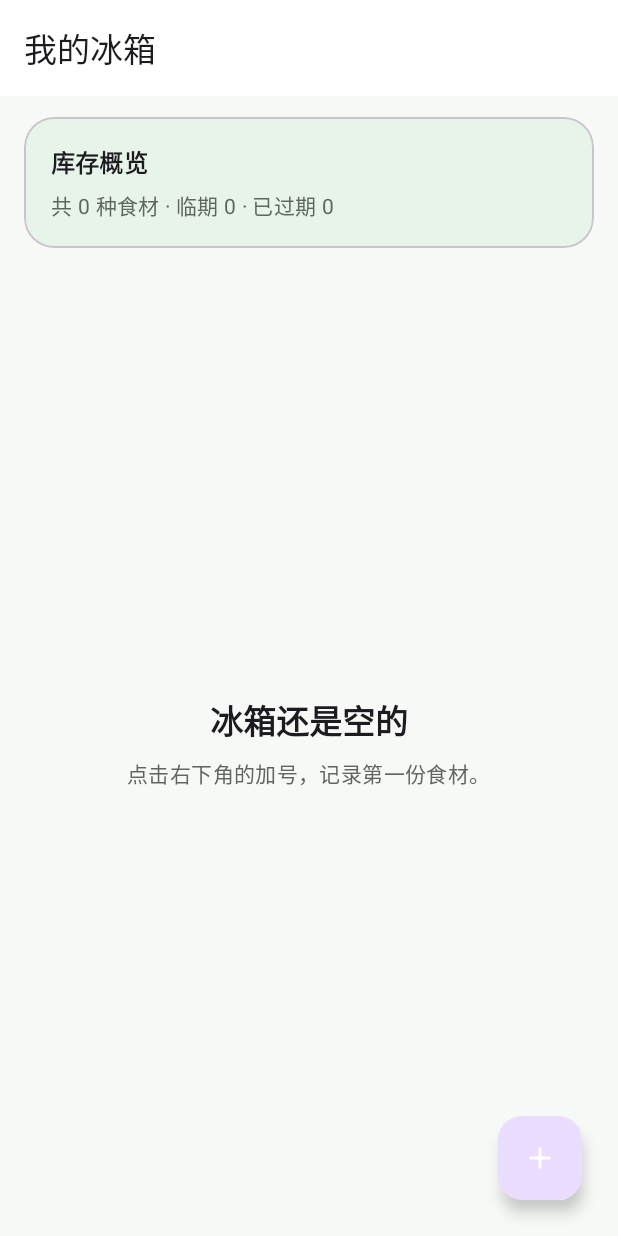
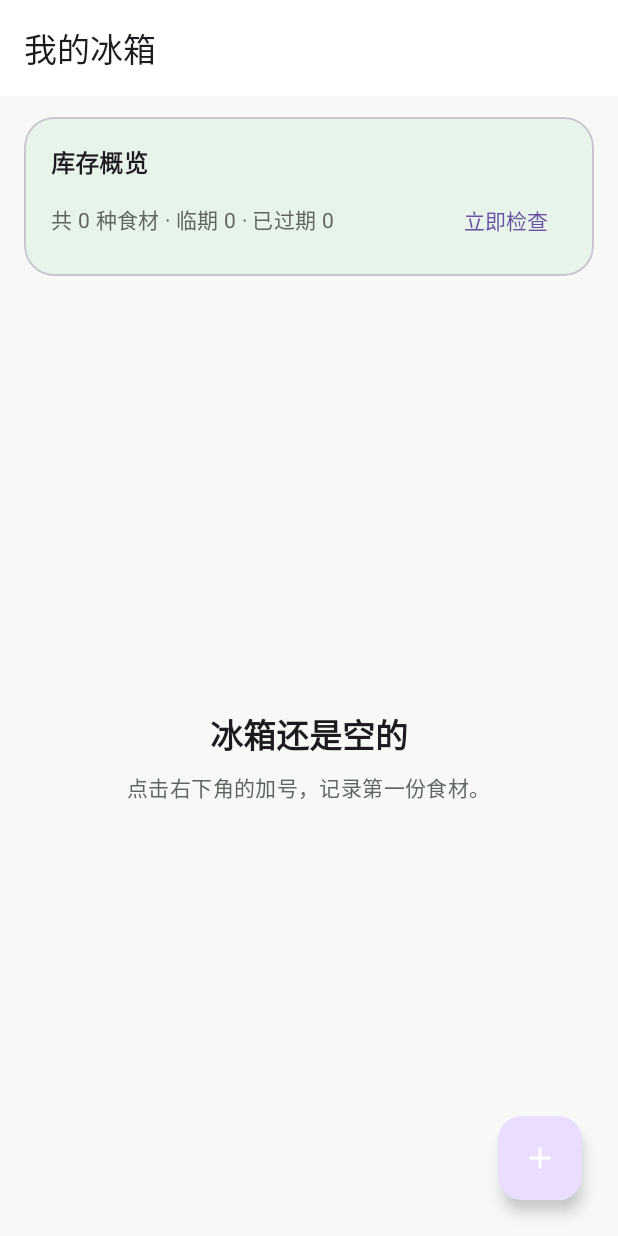
Before and after one commit to Ty02091123/fridge-manager-android, an Android app: the screen it shows after launch (MainActivity), on a phone screen of 412 x 824 dp. Run offline under Robolectric (Android 15) with nearby library versions, the phone set to English and light mode, and no system bars; our stand-ins replace Room's generated code; 1 statement that could not run was skipped.

Commit message:
feat: 添加每日过期扫描与系统通知提醒

```diff
--- a/app/build.gradle.kts
+++ b/app/build.gradle.kts
@@ -54,6 +54,7 @@ dependencies {
     implementation("androidx.lifecycle:lifecycle-viewmodel-ktx:2.8.7")
     implementation("androidx.lifecycle:lifecycle-livedata-ktx:2.8.7")
     implementation("androidx.lifecycle:lifecycle-runtime-ktx:2.8.7")
+    implementation("androidx.work:work-runtime-ktx:2.9.1")
 
     implementation("androidx.room:room-runtime:2.6.1")
     ksp("androidx.room:room-compiler:2.6.1")
--- a/app/src/main/AndroidManifest.xml
+++ b/app/src/main/AndroidManifest.xml
@@ -1,6 +1,8 @@
 <?xml version="1.0" encoding="utf-8"?>
 <manifest xmlns:android="http://schemas.android.com/apk/res/android"
     xmlns:tools="http://schemas.android.com/tools">
+
+    <uses-permission android:name="android.permission.POST_NOTIFICATIONS" />
 
     <application
         android:allowBackup="true"
--- a/app/src/main/java/com/fridge/fridgeapp/MainActivity.kt
+++ b/app/src/main/java/com/fridge/fridgeapp/MainActivity.kt
@@ -1,10 +1,14 @@
 package com.fridge.fridgeapp
 
+import android.Manifest
 import android.app.Activity
 import android.content.Intent
+import android.content.pm.PackageManager
+import android.os.Build
 import androidx.appcompat.app.AppCompatActivity
 import android.os.Bundle
 import androidx.activity.result.contract.ActivityResultContracts
+import androidx.core.content.ContextCompat
 import androidx.lifecycle.Lifecycle
 import androidx.lifecycle.ViewModelProvider
 import androidx.lifecycle.lifecycleScope
@@ -13,6 +17,7 @@ import androidx.recyclerview.widget.LinearLayoutManager
 import com.fridge.fridgeapp.database.Food
 import com.fridge.fridgeapp.database.AppDatabase
 import com.fridge.fridgeapp.databinding.ActivityMainBinding
+import com.fridge.fridgeapp.notification.ExpiryReminderScheduler
 import com.fridge.fridgeapp.ui.FoodAdapter
 import com.fridge.fridgeapp.util.ExpiryUtils
 import com.fridge.fridgeapp.viewmodel.FoodViewModel
@@ -33,6 +38,19 @@ class MainActivity : AppCompatActivity() {
     ) { result ->
         if (result.resultCode != Activity.RESULT_OK) return@registerForActivityResult
         saveFormResult(result.data ?: return@registerForActivityResult)
+    }
+    private val notificationPermissionLauncher = registerForActivityResult(
+        ActivityResultContracts.RequestPermission()
+    ) { granted ->
+        if (granted) {
+            startExpiryCheck()
+        } else {
+            Snackbar.make(
+                binding.root,
+                R.string.notification_permission_denied,
+                Snackbar.LENGTH_LONG
+            ).show()
+        }
     }
 
     override fun onCreate(savedInstanceState: Bundle?) {
@@ -59,6 +77,10 @@ class MainActivity : AppCompatActivity() {
         }
 
         binding.btnAdd.setOnClickListener { openFoodForm() }
+        binding.btnCheckNow.setOnClickListener { requestExpiryCheck() }
+
+        ExpiryReminderScheduler.schedule(this)
+        requestNotificationPermissionIfNeeded()
     }
 
     private fun openFoodForm(food: Food? = null) {
@@ -118,4 +140,33 @@ class MainActivity : AppCompatActivity() {
         binding.emptyState.visibility =
             if (foods.isEmpty()) android.view.View.VISIBLE else android.view.View.GONE
     }
+
+    private fun requestNotificationPermissionIfNeeded() {
+        if (Build.VERSION.SDK_INT >= Build.VERSION_CODES.TIRAMISU &&
+            ContextCompat.checkSelfPermission(
+                this,
+                Manifest.permission.POST_NOTIFICATIONS
+            ) != PackageManager.PERMISSION_GRANTED
+        ) {
+            notificationPermissionLauncher.launch(Manifest.permission.POST_NOTIFICATIONS)
+        }
+    }
+
+    private fun requestExpiryCheck() {
+        if (Build.VERSION.SDK_INT >= Build.VERSION_CODES.TIRAMISU &&
+            ContextCompat.checkSelfPermission(
+                this,
+                Manifest.permission.POST_NOTIFICATIONS
+            ) != PackageManager.PERMISSION_GRANTED
+        ) {
+            notificationPermissionLauncher.launch(Manifest.permission.POST_NOTIFICATIONS)
+        } else {
+            startExpiryCheck()
+        }
+    }
+
+    private fun startExpiryCheck() {
+        ExpiryReminderScheduler.checkNow(this)
+        Snackbar.make(binding.root, R.string.check_started, Snackbar.LENGTH_SHORT).show()
+    }
 }
--- a/app/src/main/java/com/fridge/fridgeapp/database/FoodDao.kt
+++ b/app/src/main/java/com/fridge/fridgeapp/database/FoodDao.kt
@@ -13,6 +13,9 @@ interface FoodDao {
     // 查询全部食材
     @Query("SELECT * FROM food ORDER BY expireDate ASC")
     fun getAllFood(): Flow<List<Food>>
+
+    @Query("SELECT * FROM food")
+    suspend fun getAllFoodOnce(): List<Food>
 
     // 根据id查询
     @Query("SELECT * FROM food WHERE id = :foodId")
--- /dev/null
+++ b/app/src/main/java/com/fridge/fridgeapp/notification/ExpiryReminderScheduler.kt
@@ -0,0 +1,48 @@
+package com.fridge.fridgeapp.notification
+
+import android.content.Context
+import androidx.work.ExistingPeriodicWorkPolicy
+import androidx.work.ExistingWorkPolicy
+import androidx.work.OneTimeWorkRequestBuilder
+import androidx.work.PeriodicWorkRequestBuilder
+import androidx.work.WorkManager
+import java.util.Calendar
+import java.util.concurrent.TimeUnit
+
+object ExpiryReminderScheduler {
+    private const val PERIODIC_WORK_NAME = "daily_expiry_scan"
+    private const val IMMEDIATE_WORK_NAME = "immediate_expiry_scan"
+
+    fun schedule(context: Context) {
+        ExpiryNotification.createChannel(context)
+        val request = PeriodicWorkRequestBuilder<ExpiryCheckWorker>(1, TimeUnit.DAYS)
+            .setInitialDelay(delayUntilNextScan(), TimeUnit.MILLISECONDS)
+            .build()
+        WorkManager.getInstance(context).enqueueUniquePeriodicWork(
+            PERIODIC_WORK_NAME,
+            ExistingPeriodicWorkPolicy.KEEP,
+            request
+        )
+    }
+
+    fun checkNow(context: Context) {
+        val request = OneTimeWorkRequestBuilder<ExpiryCheckWorker>().build()
+        WorkManager.getInstance(context).enqueueUniqueWork(
+            IMMEDIATE_WORK_NAME,
+            ExistingWorkPolicy.REPLACE,
+            request
+        )
+    }
+
+    private fun delayUntilNextScan(): Long {
+        val now = Calendar.getInstance()
+        val next = (now.clone() as Calendar).apply {
+            set(Calendar.HOUR_OF_DAY, 9)
+            set(Calendar.MINUTE, 0)
+            set(Calendar.SECOND, 0)
+            set(Calendar.MILLISECOND, 0)
+            if (!after(now)) add(Calendar.DAY_OF_YEAR, 1)
+        }
+        return (next.timeInMillis - now.timeInMillis).coerceAtLeast(0)
+    }
+}
--- /dev/null
+++ b/app/src/main/res/drawable/ic_notification.xml
@@ -0,0 +1,10 @@
+<?xml version="1.0" encoding="utf-8"?>
+<vector xmlns:android="http://schemas.android.com/apk/res/android"
+    android:width="24dp"
+    android:height="24dp"
+    android:viewportWidth="24"
+    android:viewportHeight="24">
+    <path
+        android:fillColor="#FFFFFFFF"
+        android:pathData="M7,2h10c1.1,0 2,0.9 2,2v16c0,1.1 -0.9,2 -2,2H7c-1.1,0 -2,-0.9 -2,-2V4c0,-1.1 0.9,-2 2,-2zM8,5v5h8V5H8zM8,13v6h8v-6H8zM15.5,15.5v2h-2v1.5h2v2H17v-2h2V17h-2v-1.5z" />
+</vector>
--- a/app/src/main/res/layout/activity_main.xml
+++ b/app/src/main/res/layout/activity_main.xml
@@ -42,14 +42,30 @@
                     android:textAppearance="@style/TextAppearance.Material3.TitleMedium"
                     android:textStyle="bold" />
 
-                <TextView
-                    android:id="@+id/tv_summary"
-                    android:layout_width="wrap_content"
+                <LinearLayout
+                    android:layout_width="match_parent"
                     android:layout_height="wrap_content"
                     android:layout_marginTop="6dp"
-                    android:text="@string/inventory_summary_loading"
-                    android:textAppearance="@style/TextAppearance.Material3.BodyMedium"
-                    android:textColor="@color/on_surface_variant" />
+                    android:gravity="center_vertical"
+                    android:orientation="horizontal">
+
+                    <TextView
+                        android:id="@+id/tv_summary"
+                        android:layout_width="0dp"
+                        android:layout_height="wrap_content"
+                        android:layout_weight="1"
+                        android:text="@string/inventory_summary_loading"
+                        android:textAppearance="@style/TextAppearance.Material3.BodyMedium"
+                        android:textColor="@color/on_surface_variant" />
+
+                    <com.google.android.material.button.MaterialButton
+                        android:id="@+id/btn_check_now"
+                        style="@style/Widget.Material3.Button.TextButton"
+                        android:layout_width="wrap_content"
+                        android:layout_height="40dp"
+                        android:minWidth="0dp"
+                        android:text="@string/check_now" />
+                </LinearLayout>
             </LinearLayout>
         </com.google.android.material.card.MaterialCardView>
 
--- a/app/src/main/res/values/strings.xml
+++ b/app/src/main/res/values/strings.xml
@@ -5,6 +5,9 @@
     <string name="inventory_overview">库存概览</string>
     <string name="inventory_summary_loading">正在读取库存…</string>
     <string name="inventory_summary">共 %1$d 种食材 · 临期 %2$d · 已过期 %3$d</string>
+    <string name="check_now">立即检查</string>
+    <string name="check_started">正在扫描库存，有临期食材时会发送通知</string>
+    <string name="notification_permission_denied">通知权限未开启，扫描仍会执行，但无法显示提醒</string>
     <string name="empty_inventory_title">冰箱还是空的</string>
     <string name="empty_inventory_hint">点击右下角的加号，记录第一份食材。</string>
 
@@ -39,4 +42,11 @@
     <string name="food_deleted">食材已删除</string>
     <string name="delete_food_title">删除食材</string>
     <string name="delete_food_message">确定删除“%1$s”吗？删除后无法恢复。</string>
+
+    <string name="expiry_channel_name">食材到期提醒</string>
+    <string name="expiry_channel_description">每天扫描库存并提醒临期或已经过期的食材</string>
+    <string name="expiry_notification_title">冰箱食材提醒</string>
+    <string name="expiry_notification_summary">已过期 %1$d 项，临期 %2$d 项</string>
+    <string name="expiry_notification_expired">已过期：%1$s</string>
+    <string name="expiry_notification_expiring">即将过期：%1$s</string>
 </resources>
```
Also changed, not shown: app/src/main/java/com/fridge/fridgeapp/notification/ExpiryCheckWorker.kt (added, +25 -0 lines), app/src/main/java/com/fridge/fridgeapp/notification/ExpiryNotification.kt (added, +98 -0 lines), app/src/main/java/com/fridge/fridgeapp/util/ExpiryUtils.kt (+10 -6 lines).
